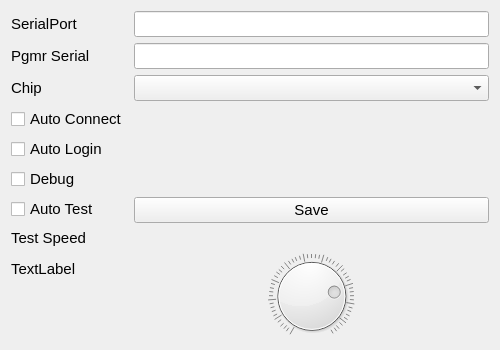
dhahaj/EAX-Python-Interface, file Settings.ui: the form before one commit.
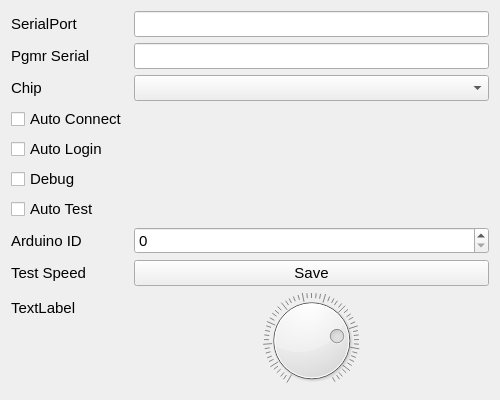
The form after the commit. Icons and pictures are not drawn.

Commit message: update setting window

The edit to the form file:
```diff
--- a/Settings.ui
+++ b/Settings.ui
@@ -7,7 +7,7 @@
     <x>0</x>
     <y>0</y>
     <width>500</width>
-    <height>350</height>
+    <height>400</height>
    </rect>
   </property>
   <property name="windowTitle">
@@ -137,7 +137,28 @@
        </property>
       </widget>
      </item>
-     <item row="6" column="1">
+     <item row="7" column="0">
+      <widget class="QLabel" name="label_2">
+       <property name="font">
+        <font>
+         <pointsize>11</pointsize>
+        </font>
+       </property>
+       <property name="text">
+        <string>Arduino ID</string>
+       </property>
+      </widget>
+     </item>
+     <item row="7" column="1">
+      <widget class="QSpinBox" name="spinBox_arduino_id">
+       <property name="font">
+        <font>
+         <pointsize>11</pointsize>
+        </font>
+       </property>
+      </widget>
+     </item>
+     <item row="8" column="1">
       <widget class="QPushButton" name="pushButton_save">
        <property name="font">
         <font>
@@ -149,19 +170,7 @@
        </property>
       </widget>
      </item>
-     <item row="7" column="0">
-      <widget class="QLabel" name="label">
-       <property name="font">
-        <font>
-         <pointsize>11</pointsize>
-        </font>
-       </property>
-       <property name="text">
-        <string>Test Speed</string>
-       </property>
-      </widget>
-     </item>
-     <item row="8" column="0">
+     <item row="9" column="0">
       <widget class="QLabel" name="label_speed">
        <property name="font">
         <font>
@@ -173,7 +182,7 @@
        </property>
       </widget>
      </item>
-     <item row="8" column="1">
+     <item row="9" column="1">
       <widget class="QDial" name="dial">
        <property name="font">
         <font>
@@ -203,6 +212,18 @@
        </property>
       </widget>
      </item>
+     <item row="8" column="0">
+      <widget class="QLabel" name="label">
+       <property name="font">
+        <font>
+         <pointsize>11</pointsize>
+        </font>
+       </property>
+       <property name="text">
+        <string>Test Speed</string>
+       </property>
+      </widget>
+     </item>
     </layout>
    </item>
   </layout>
```
